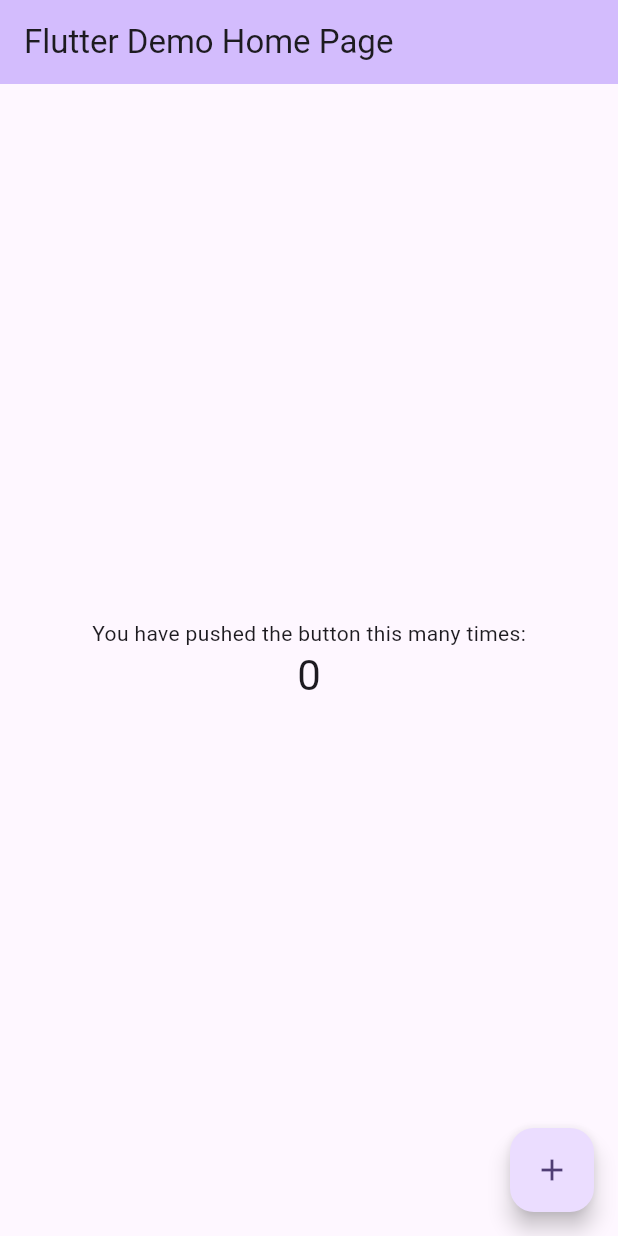
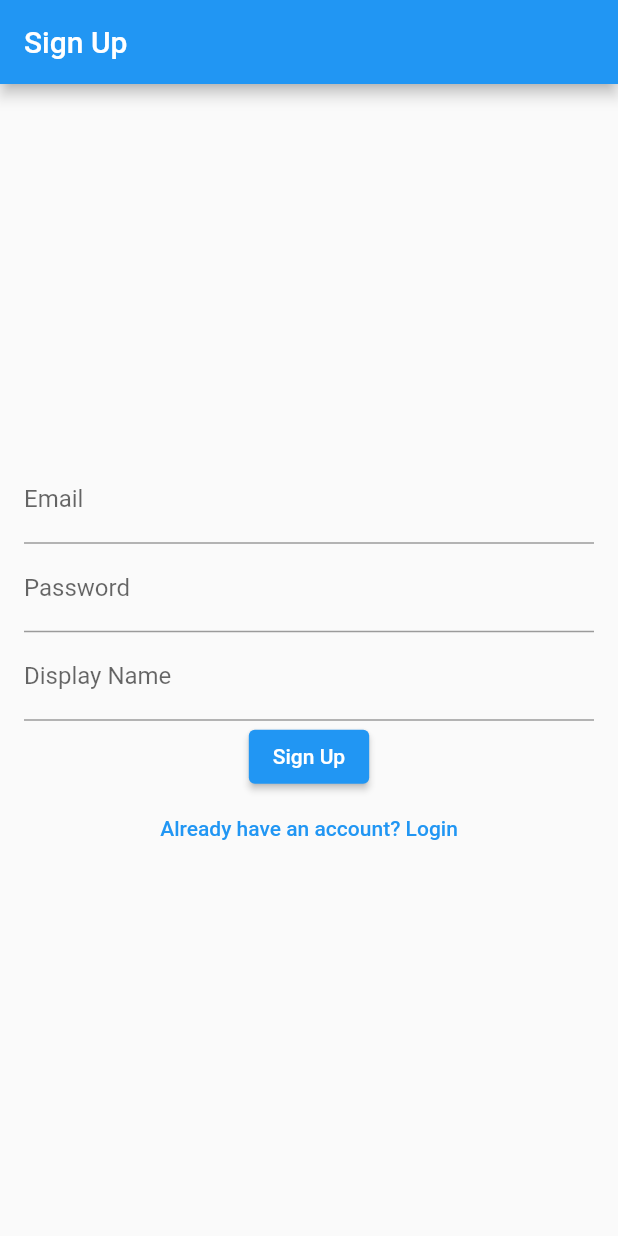
Before and after one commit to pgattic/neighbor_nexus, a Flutter app: the screen it shows after launch, on a phone screen of 412 x 824 dp. Run offline on Flutter 3.47's test engine with Material 2 defaults, Android fonts, the phone set to English and light mode, and no system bars; our stand-ins replace cloud_firestore, firebase_auth, firebase_core; accounts and stored records are empty.

Commit message:
login with firebase

```diff
--- /dev/null
+++ b/lib/firebase/auth_provider.dart
@@ -0,0 +1,89 @@
+import 'package:cloud_firestore/cloud_firestore.dart';
+import 'package:firebase_auth/firebase_auth.dart';
+import 'package:flutter/material.dart';
+
+
+class AuthProvider extends ChangeNotifier {
+  final FirebaseAuth _auth = FirebaseAuth.instance;
+  final FirebaseFirestore _firestore = FirebaseFirestore.instance;
+  User? _user;
+
+  User? get user => _user;
+
+  // Sign-up function
+  // Updated signUp function
+Future<void> signUp({required String email, required String password, required String displayName}) async {
+  try {
+    final authResult = await _auth.createUserWithEmailAndPassword(email: email, password: password);
+    final user = authResult.user;
+
+    if (user != null) {
+      // Update user display name
+      await user.updateDisplayName(displayName);
+
+      // Assign a generic example icon URL
+      const String genericIconUrl = 'https://example.com/generic-icon.png';
+
+      // Create a user document in Firestore with the generic icon URL
+      await _firestore.collection('users').doc(user.uid).set({
+        'email': email,
+        'displayName': displayName,
+        'icon': genericIconUrl,
+      });
+
+      _user = User(uid: user.uid, email: email, displayName: displayName, icon: genericIconUrl, eventIds: []); // Assign the generic icon URL
+      notifyListeners();
+    }
+  } catch (e) {
+    // Handle sign-up errors
+    // ignore: avoid_print
+    print(e);
+  }
+}
+
+
+
+
+  // Sign out function
+  Future<void> signOut() async {
+    await _auth.signOut();
+    _user = null;
+    notifyListeners();
+  }
+
+Future<void> login({required String email, required String password}) async {
+  try {
+    final authResult = await _auth.signInWithEmailAndPassword(email: email, password: password);
+    final user = authResult.user;
+
+    if (user != null) {
+      _user = User(
+        uid: user.uid,
+        email: email,
+        displayName: user.displayName ?? '', // You can handle null display name
+        icon: '', // You can assign an icon if needed
+        eventIds: [], // You can assign event IDs if needed
+      );
+      notifyListeners();
+      print('Login successful');
+    }
+  } catch (e) {
+    // Handle login errors
+    // You can show an error message to the user if needed
+    print('Login error: $e');
+  }
+}
+}
+
+
+
+
+class User {
+  final String uid;
+  final String email;
+  final String displayName;
+  final String icon;
+  final List<String> eventIds;
+
+  User({required this.uid, required this.email, required this.displayName, required this.icon, required this.eventIds});
+}
--- a/lib/main.dart
+++ b/lib/main.dart
@@ -1,125 +1,73 @@
 import 'package:flutter/material.dart';
+import 'package:neighbor_nexus/Signup.dart';
+import 'package:neighbor_nexus/firebase/auth_provider.dart';
+import 'package:neighbor_nexus/firebase_options.dart';
+import 'package:provider/provider.dart';
+import 'package:firebase_core/firebase_core.dart';
+// Import your AuthProvider class
 
-void main() {
-  runApp(const MyApp());
+void main() async {
+  WidgetsFlutterBinding.ensureInitialized();
+  await Firebase.initializeApp(options: DefaultFirebaseOptions.currentPlatform);
+
+  runApp(
+    MultiProvider(
+      providers: [
+        ChangeNotifierProvider(create: (context) => AuthProvider()),
+      ],
+      child: const MyApp(),
+    ),
+  );
 }
-
 class MyApp extends StatelessWidget {
   const MyApp({super.key});
 
-  // This widget is the root of your application.
   @override
   Widget build(BuildContext context) {
     return MaterialApp(
-      title: 'Flutter Demo',
+      title: 'Your App',
       theme: ThemeData(
-        // This is the theme of your application.
-        //
-        // TRY THIS: Try running your application with "flutter run". You'll see
-        // the application has a blue toolbar. Then, without quitting the app,
-        // try changing the seedColor in the colorScheme below to Colors.green
-        // and then invoke "hot reload" (save your changes or press the "hot
-        // reload" button in a Flutter-supported IDE, or press "r" if you used
-        // the command line to start the app).
-        //
-        // Notice that the counter didn't reset back to zero; the application
-        // state is not lost during the reload. To reset the state, use hot
-        // restart instead.
-        //
-        // This works for code too, not just values: Most code changes can be
-        // tested with just a hot reload.
-        colorScheme: ColorScheme.fromSeed(seedColor: Colors.deepPurple),
-        useMaterial3: true,
+        primarySwatch: Colors.blue,
       ),
-      home: const MyHomePage(title: 'Flutter Demo Home Page'),
+      home: Consumer<AuthProvider>(
+        builder: (context, authProvider, child) {
+          final user = authProvider.user;
+
+          // Check if the user is authenticated
+          if (user != null) {
+            return const HomeScreen();
+          } else {
+            return SignUpPage();
+          }
+        },
+      ),
     );
   }
 }
 
-class MyHomePage extends StatefulWidget {
-  const MyHomePage({super.key, required this.title});
-
-  // This widget is the home page of your application. It is stateful, meaning
-  // that it has a State object (defined below) that contains fields that affect
-  // how it looks.
-
-  // This class is the configuration for the state. It holds the values (in this
-  // case the title) provided by the parent (in this case the App widget) and
-  // used by the build method of the State. Fields in a Widget subclass are
-  // always marked "final".
-
-  final String title;
-
-  @override
-  State<MyHomePage> createState() => _MyHomePageState();
-}
-
-class _MyHomePageState extends State<MyHomePage> {
-  int _counter = 0;
-
-  void _incrementCounter() {
-    setState(() {
-      // This call to setState tells the Flutter framework that something has
-      // changed in this State, which causes it to rerun the build method below
-      // so that the display can reflect the updated values. If we changed
-      // _counter without calling setState(), then the build method would not be
-      // called again, and so nothing would appear to happen.
-      _counter++;
-    });
-  }
+class HomeScreen extends StatelessWidget {
+  const HomeScreen({super.key});
 
   @override
   Widget build(BuildContext context) {
-    // This method is rerun every time setState is called, for instance as done
-    // by the _incrementCounter method above.
-    //
-    // The Flutter framework has been optimized to make rerunning build methods
-    // fast, so that you can just rebuild anything that needs updating rather
-    // than having to individually change instances of widgets.
     return Scaffold(
       appBar: AppBar(
-        // TRY THIS: Try changing the color here to a specific color (to
-        // Colors.amber, perhaps?) and trigger a hot reload to see the AppBar
-        // change color while the other colors stay the same.
-        backgroundColor: Theme.of(context).colorScheme.inversePrimary,
-        // Here we take the value from the MyHomePage object that was created by
-        // the App.build method, and use it to set our appbar title.
-        title: Text(widget.title),
+        title: const Text('Home Screen'),
       ),
       body: Center(
-        // Center is a layout widget. It takes a single child and positions it
-        // in the middle of the parent.
         child: Column(
-          // Column is also a layout widget. It takes a list of children and
-          // arranges them vertically. By default, it sizes itself to fit its
-          // children horizontally, and tries to be as tall as its parent.
-          //
-          // Column has various properties to control how it sizes itself and
-          // how it positions its children. Here we use mainAxisAlignment to
-          // center the children vertically; the main axis here is the vertical
-          // axis because Columns are vertical (the cross axis would be
-          // horizontal).
-          //
-          // TRY THIS: Invoke "debug painting" (choose the "Toggle Debug Paint"
-          // action in the IDE, or press "p" in the console), to see the
-          // wireframe for each widget.
           mainAxisAlignment: MainAxisAlignment.center,
           children: <Widget>[
-            const Text(
-              'You have pushed the button this many times:',
-            ),
-            Text(
-              '$_counter',
-              style: Theme.of(context).textTheme.headlineMedium,
+            const Text('Welcome to your app!'),
+            ElevatedButton(
+              onPressed: () {
+                // Implement navigation to other screens here
+              },
+              child: const Text('Go to Other Screen'),
             ),
           ],
         ),
       ),
-      floatingActionButton: FloatingActionButton(
-        onPressed: _incrementCounter,
-        tooltip: 'Increment',
-        child: const Icon(Icons.add),
-      ), // This trailing comma makes auto-formatting nicer for build methods.
     );
   }
 }
--- /dev/null
+++ b/lib/signup.dart
@@ -0,0 +1,53 @@
+// ignore_for_file: file_names
+import 'package:flutter/material.dart';
+import 'package:neighbor_nexus/firebase/auth_provider.dart';
+import 'package:neighbor_nexus/login.dart';
+import 'package:provider/provider.dart';
+
+class SignUpPage extends StatelessWidget {
+  final TextEditingController emailController = TextEditingController();
+  final TextEditingController passwordController = TextEditingController();
+  final TextEditingController displayNameController = TextEditingController();
+  // Remove the iconController
+
+  SignUpPage({super.key});
+
+  @override
+  Widget build(BuildContext context) {
+    return Scaffold(
+      appBar: AppBar(
+        title: const Text('Sign Up'),
+      ),
+      body: Padding(
+        padding: const EdgeInsets.all(16.0),
+        child: Column(
+          crossAxisAlignment: CrossAxisAlignment.center,
+          mainAxisAlignment: MainAxisAlignment.center,
+          children: [
+            TextField(controller: emailController, decoration: const InputDecoration(labelText: 'Email')),
+            TextField(controller: passwordController, decoration: const InputDecoration(labelText: 'Password')),
+            TextField(controller: displayNameController, decoration: const InputDecoration(labelText: 'Display Name')),
+            // Remove the TextField for the icon
+            ElevatedButton(
+              onPressed: () {
+                Provider.of<AuthProvider>(context, listen: false).signUp(
+                  email: emailController.text,
+                  password: passwordController.text,
+                  displayName: displayNameController.text,
+                );
+              },
+              child: const Text('Sign Up'),
+
+            ),
+            TextButton(
+              onPressed: () {
+                // Navigate to the login page
+                Navigator.of(context).push(MaterialPageRoute(builder: (context) => LoginPage()));
+              },
+              child: const Text("Already have an account? Login"),)
+          ],
+        ),
+      ),
+    );
+  }
+}
```
Also changed, not shown: lib/login.dart (added, +83 -0 lines).
